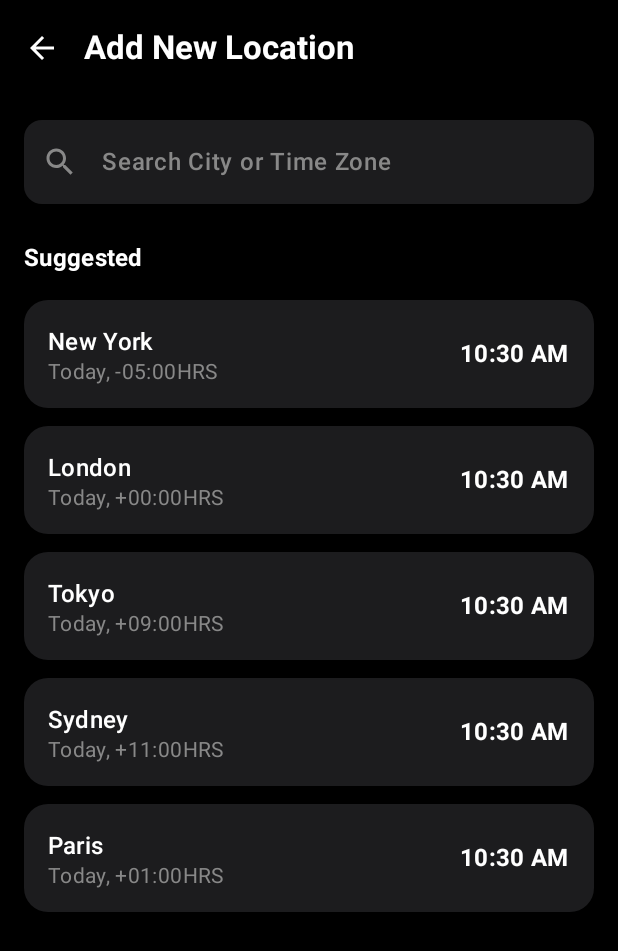
After one commit to suvojeet-sengupta/clock, an Android app built with Jetpack Compose: the composable AddLocationScreen shown on its own in the app's theme, on a phone screen of 412 x 824 dp. The commit adds this screen. Shown: the top 951 px of the screen. Run offline under Robolectric (Android 15) with nearby library versions, the phone set to English and light mode, and no system bars; our stand-ins replace Dagger/Hilt's generated code; 1 statement that could not run was skipped.

Commit message:
Implement Add Location Screen

```diff
--- a/app/src/main/java/com/suvojeet/clock/MainActivity.kt
+++ b/app/src/main/java/com/suvojeet/clock/MainActivity.kt
@@ -256,7 +256,10 @@ fun MainScreen() {
             modifier = Modifier.padding(innerPadding)
         ) {
             composable<Screen.Clock> { ClockScreen() }
-            composable<Screen.WorldClock> { com.suvojeet.clock.ui.clock.WorldClockScreen() }
+            composable<Screen.WorldClock> { com.suvojeet.clock.ui.clock.WorldClockScreen(navController) }
+            composable<Screen.AddLocation> {
+                com.suvojeet.clock.ui.clock.AddLocationScreen(navController)
+            }
             composable<Screen.Alarm> { AlarmScreen() }
             composable<Screen.Timer> { TimerScreen() }
             composable<Screen.Stopwatch> { StopwatchScreen() }
--- /dev/null
+++ b/app/src/main/java/com/suvojeet/clock/ui/clock/AddLocationScreen.kt
@@ -0,0 +1,154 @@
+package com.suvojeet.clock.ui.clock
+
+import androidx.compose.foundation.background
+import androidx.compose.foundation.clickable
+import androidx.compose.foundation.layout.*
+import androidx.compose.foundation.lazy.LazyColumn
+import androidx.compose.foundation.shape.RoundedCornerShape
+import androidx.compose.material.icons.Icons
+import androidx.compose.material.icons.automirrored.filled.ArrowBack
+import androidx.compose.material.icons.filled.Search
+import androidx.compose.material3.*
+import androidx.compose.runtime.*
+import androidx.compose.ui.Alignment
+import androidx.compose.ui.Modifier
+import androidx.compose.ui.graphics.Color
+import androidx.compose.ui.text.font.FontWeight
+import androidx.compose.ui.unit.dp
+import androidx.hilt.navigation.compose.hiltViewModel
+import androidx.navigation.NavController
+import java.time.format.DateTimeFormatter
+
+@OptIn(ExperimentalMaterial3Api::class)
+@Composable
+fun AddLocationScreen(
+    navController: NavController,
+    viewModel: ClockViewModel = hiltViewModel()
+) {
+    var searchQuery by remember { mutableStateOf("") }
+    val searchResults by viewModel.searchResults.collectAsState()
+
+    LaunchedEffect(searchQuery) {
+        viewModel.searchZones(searchQuery)
+    }
+
+    Scaffold(
+        containerColor = Color.Black,
+        topBar = {
+            TopAppBar(
+                title = {
+                    Text(
+                        "Add New Location",
+                        color = Color.White,
+                        style = MaterialTheme.typography.titleLarge.copy(fontWeight = FontWeight.Bold)
+                    )
+                },
+                navigationIcon = {
+                    IconButton(onClick = { navController.popBackStack() }) {
+                        Icon(
+                            imageVector = Icons.AutoMirrored.Filled.ArrowBack,
+                            contentDescription = "Back",
+                            tint = Color.White
+                        )
+                    }
+                },
+                colors = TopAppBarDefaults.topAppBarColors(containerColor = Color.Black)
+            )
+        }
+    ) { paddingValues ->
+        Column(
+            modifier = Modifier
+                .fillMaxSize()
+                .padding(paddingValues)
+                .padding(16.dp)
+        ) {
+            // Search Bar
+            OutlinedTextField(
+                value = searchQuery,
+                onValueChange = { searchQuery = it },
+                placeholder = { Text("Search City or Time Zone", color = Color.Gray) },
+                modifier = Modifier
+                    .fillMaxWidth()
+                    .background(Color(0xFF1C1C1E), RoundedCornerShape(12.dp)),
+                leadingIcon = {
+                    Icon(Icons.Default.Search, contentDescription = null, tint = Color.Gray)
+                },
+                colors = OutlinedTextFieldDefaults.colors(
+                    focusedContainerColor = Color.Transparent,
+                    unfocusedContainerColor = Color.Transparent,
+                    focusedTextColor = Color.White,
+                    unfocusedTextColor = Color.White,
+                    focusedBorderColor = Color.Transparent,
+                    unfocusedBorderColor = Color.Transparent
+                ),
+                shape = RoundedCornerShape(12.dp),
+                singleLine = true
+            )
+
+            Spacer(modifier = Modifier.height(24.dp))
+
+            Text(
+                text = if (searchQuery.isEmpty()) "Suggested" else "Results",
+                style = MaterialTheme.typography.titleMedium.copy(fontWeight = FontWeight.Bold),
+                color = Color.White
+            )
+
+            Spacer(modifier = Modifier.height(16.dp))
+
+            LazyColumn(
+                verticalArrangement = Arrangement.spacedBy(12.dp)
+            ) {
+                items(searchResults.size) { index ->
+                    val data = searchResults[index]
+                    LocationItem(
+                        data = data,
+                        onClick = {
+                            viewModel.addWorldClock(data.zoneId)
+                            navController.popBackStack()
+                        }
+                    )
+                }
+            }
+        }
+    }
+}
+
+@Composable
+fun LocationItem(
+    data: WorldClockData,
+    onClick: () -> Unit
+) {
+    Card(
+        modifier = Modifier
+            .fillMaxWidth()
+            .clickable(onClick = onClick),
+        shape = RoundedCornerShape(16.dp),
+        colors = CardDefaults.cardColors(containerColor = Color(0xFF1C1C1E))
+    ) {
+        Row(
+            modifier = Modifier
+                .fillMaxWidth()
+                .padding(16.dp),
+            horizontalArrangement = Arrangement.SpaceBetween,
+            verticalAlignment = Alignment.CenterVertically
+        ) {
+            Column {
+                Text(
+                    text = data.city,
+                    style = MaterialTheme.typography.titleMedium.copy(fontWeight = FontWeight.SemiBold),
+                    color = Color.White
+                )
+                Text(
+                    text = "Today, ${data.offset}HRS",
+                    style = MaterialTheme.typography.bodyMedium,
+                    color = Color.Gray
+                )
+            }
+            Text(
+                text = data.time.format(DateTimeFormatter.ofPattern("h:mm a")),
+                style = MaterialTheme.typography.titleMedium.copy(fontWeight = FontWeight.Bold),
+                color = Color.White
+            )
+        }
+    }
+}
--- a/app/src/main/java/com/suvojeet/clock/ui/clock/ClockViewModel.kt
+++ b/app/src/main/java/com/suvojeet/clock/ui/clock/ClockViewModel.kt
@@ -65,6 +65,31 @@ class ClockViewModel @Inject constructor(private val settingsRepository: Setting
         }
     }
 
+    private val _searchResults = MutableStateFlow<List<WorldClockData>>(emptyList())
+    val searchResults: StateFlow<List<WorldClockData>> = _searchResults.asStateFlow()
+
+    fun searchZones(query: String) {
+        viewModelScope.launch {
+            val filtered = if (query.isEmpty()) {
+                // Suggest some popular cities if query is empty
+                listOf("America/New_York", "Europe/London", "Asia/Tokyo", "Australia/Sydney", "Europe/Paris")
+            } else {
+                availableZones.filter { it.contains(query, ignoreCase = true) }
+            }
+
+            _searchResults.value = filtered.map { zoneId ->
+                val zone = java.time.ZoneId.of(zoneId)
+                val now = java.time.ZonedDateTime.now(zone)
+                WorldClockData(
+                    zoneId = zoneId,
+                    city = zoneId.split("/").last().replace("_", " "),
+                    time = now.toLocalTime(),
+                    offset = zone.rules.getOffset(java.time.Instant.now()).id.replace("Z", "+00:00")
+                )
+            }
+        }
+    }
+
     init {
         viewModelScope.launch {
             while (true) {
--- a/app/src/main/java/com/suvojeet/clock/ui/navigation/Navigation.kt
+++ b/app/src/main/java/com/suvojeet/clock/ui/navigation/Navigation.kt
@@ -20,4 +20,7 @@ sealed class Screen {
 
     @Serializable
     object WorldClock : Screen()
+
+    @Serializable
+    object AddLocation : Screen()
 }
```
Also changed, not shown: app/src/main/java/com/suvojeet/clock/ui/clock/WorldClockScreen.kt (+5 -63 lines).
